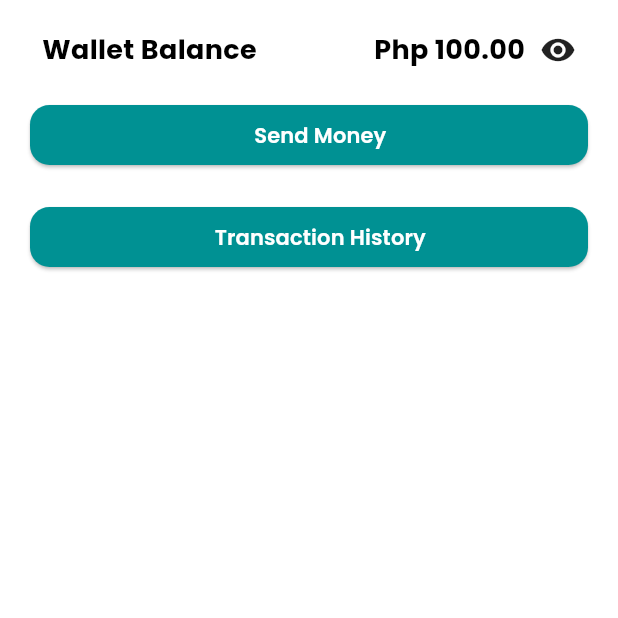
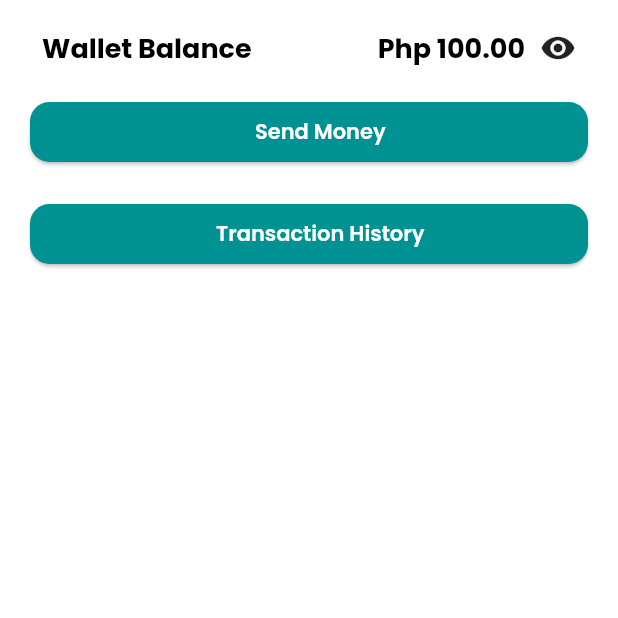
Before and after one commit to randyfuerte54/randyfuerte-maya-collabera, a Flutter app: the screen it shows after launch, on a phone screen of 412 x 824 dp, the top half of it. Run offline on Flutter 3.47's test engine with Material 3 defaults, Android fonts, the phone set to English and light mode, and no system bars; our stand-ins replace equatable, flutter_bloc, google_fonts, page_transition; generated files the repository leaves out were written again.

Commit message:
chore: apply theming

```diff
--- a/lib/features/dashboard/presentation/screens/dashboard_screen.dart
+++ b/lib/features/dashboard/presentation/screens/dashboard_screen.dart
@@ -108,11 +108,9 @@ class _DashboardScreenState extends State<DashboardScreen> {
         children: [
           Text(
             language.walletBalance,
-            style: GoogleFonts.poppins(
-              fontStyle: FontStyle.normal,
+            style: Theme.of(context).textTheme.displayMedium?.copyWith(
                   color: AppColors.black,
                   fontWeight: FontWeight.bold,
-              fontSize: 18,
                 ),
           ),
           const Spacer(),
@@ -123,11 +121,9 @@ class _DashboardScreenState extends State<DashboardScreen> {
                 'Php ${dashboardState.isHidden ? Helpers().concealString(
                     amount: balance,
                   ) : balance}',
-                style: GoogleFonts.poppins(
-                  fontStyle: FontStyle.normal,
+                style: Theme.of(context).textTheme.displayMedium?.copyWith(
                       color: AppColors.black,
                       fontWeight: FontWeight.bold,
-                  fontSize: 18,
                     ),
               ),
               InkWell(
@@ -185,12 +181,7 @@ class _DashboardScreenState extends State<DashboardScreen> {
       ),
       child: Text(
         language.sendMoney,
-        style: GoogleFonts.poppins(
-          fontStyle: FontStyle.normal,
-          color: Colors.white,
-          fontWeight: FontWeight.w600,
-          fontSize: 14,
-        ),
+        style: Theme.of(context).textTheme.displaySmall,
       ),
     );
   }
@@ -220,12 +211,7 @@ class _DashboardScreenState extends State<DashboardScreen> {
       ),
       child: Text(
         language.transactionHistory,
-        style: GoogleFonts.poppins(
-          fontStyle: FontStyle.normal,
-          color: Colors.white,
-          fontWeight: FontWeight.w600,
-          fontSize: 14,
-        ),
+        style: Theme.of(context).textTheme.displaySmall,
       ),
     );
   }
--- a/lib/send_money_app.dart
+++ b/lib/send_money_app.dart
@@ -1,6 +1,7 @@
 import 'package:flutter/material.dart';
 import 'package:flutter_bloc/flutter_bloc.dart';
 import 'package:flutter_localizations/flutter_localizations.dart';
+import 'package:google_fonts/google_fonts.dart';
 import 'package:randy_fuerte_technical_assessment/core/theme/app_colors.dart';
 import 'package:randy_fuerte_technical_assessment/features/dashboard/presentation/blocs/bloc/dashboard_bloc.dart';
 import 'package:randy_fuerte_technical_assessment/features/dashboard/presentation/screens/dashboard_screen.dart';
@@ -55,6 +56,26 @@ class _SendMoneyAppState extends State<SendMoneyApp> {
             colorScheme: ColorScheme.fromSwatch().copyWith(
               secondary: AppColors.black,
             ),
+            textTheme: TextTheme(
+              displayMedium: GoogleFonts.poppins(
+                fontStyle: FontStyle.normal,
+                fontSize: 18.0,
+                fontWeight: FontWeight.w600,
+                color: Colors.white,
+              ),
+              titleMedium: GoogleFonts.poppins(
+                fontStyle: FontStyle.normal,
+                fontSize: 16.0,
+                fontWeight: FontWeight.w600,
+                color: Colors.white,
+              ),
+              displaySmall: GoogleFonts.poppins(
+                fontStyle: FontStyle.normal,
+                fontSize: 14.0,
+                fontWeight: FontWeight.w600,
+                color: Colors.white,
+              ),
+            ),
           ),
           debugShowCheckedModeBanner: false,
           locale: const Locale('en'),
```
Also changed, not shown: lib/features/send_money/presentation/screens/send_money_screen.dart (+6 -22 lines), lib/features/transaction_history/presentation/screens/transaction_history_screen.dart (+9 -8 lines). Lines whose indentation alone changed are shown as unchanged.
